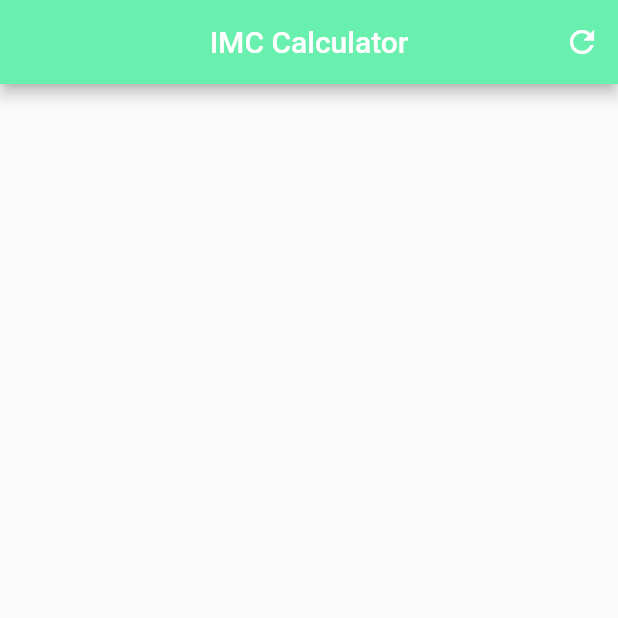
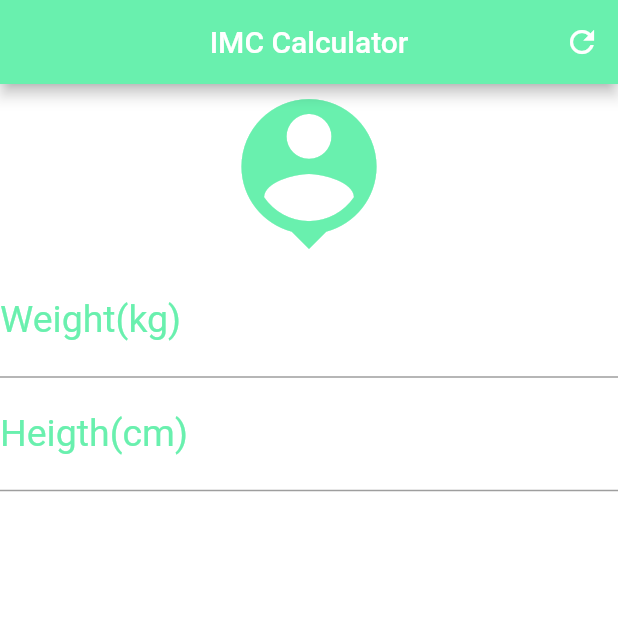
Before and after one commit to jonathanoliveira9/imc_flutter, a Flutter app: the screen it shows after launch, on a phone screen of 412 x 824 dp, the top half of it. Run offline on Flutter 3.47's test engine with Material 2 defaults, Android fonts, the phone set to English and light mode, and no system bars.

Commit message:
TextField and Decoration

```diff
--- a/lib/main.dart
+++ b/lib/main.dart
@@ -24,6 +24,30 @@ class _HomeState extends State<Home> {
             onPressed: () {},)
         ],
       ),
+
+      backgroundColor: Colors.white,
+      body: Column(
+        crossAxisAlignment: CrossAxisAlignment.stretch,
+        children: <Widget>[
+          Icon(Icons.person_pin, size: 120.0, color: Colors.greenAccent),
+          TextField(keyboardType: TextInputType.number,
+            decoration: InputDecoration(
+              labelText: 'Weight(kg)',
+              labelStyle: TextStyle(color: Colors.greenAccent)
+            ),
+            textAlign: TextAlign.center,
+            style: TextStyle(color: Colors.greenAccent, fontSize: 25.0),
+          ),
+          TextField(keyboardType: TextInputType.number,
+            decoration: InputDecoration(
+                labelText: 'Heigth(cm)',
+                labelStyle: TextStyle(color: Colors.greenAccent)
+            ),
+            textAlign: TextAlign.center,
+            style: TextStyle(color: Colors.greenAccent, fontSize: 25.0),
+          )
+        ],
+      ),
     );
   }
 }
```
